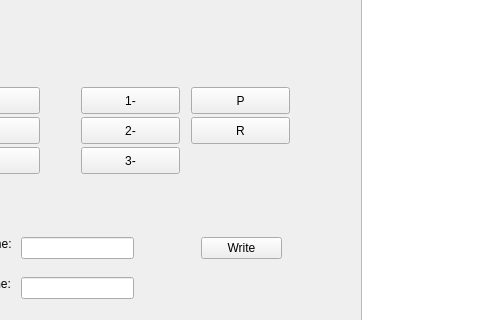
Old version of the form qtEx/mainwindow.ui in the repository wieker/Hantek6022BL; both pictures show x 299 to 779 and y 250 to 570 of the 1310 by 671 pixel window.
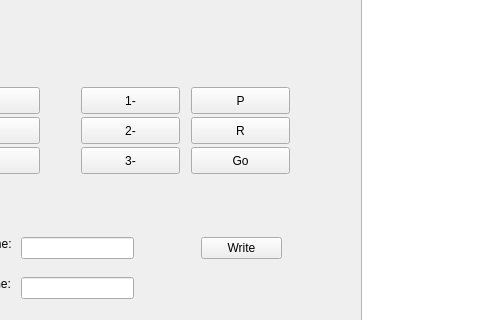
New version of the form.

```diff
--- a/qtEx/mainwindow.ui
+++ b/qtEx/mainwindow.ui
@@ -259,6 +259,19 @@
      <string>R</string>
     </property>
    </widget>
+   <widget class="QPushButton" name="pushButton_10">
+    <property name="geometry">
+     <rect>
+      <x>490</x>
+      <y>380</y>
+      <width>99</width>
+      <height>27</height>
+     </rect>
+    </property>
+    <property name="text">
+     <string>Go</string>
+    </property>
+   </widget>
   </widget>
   <widget class="QMenuBar" name="menuBar">
    <property name="geometry">
```
